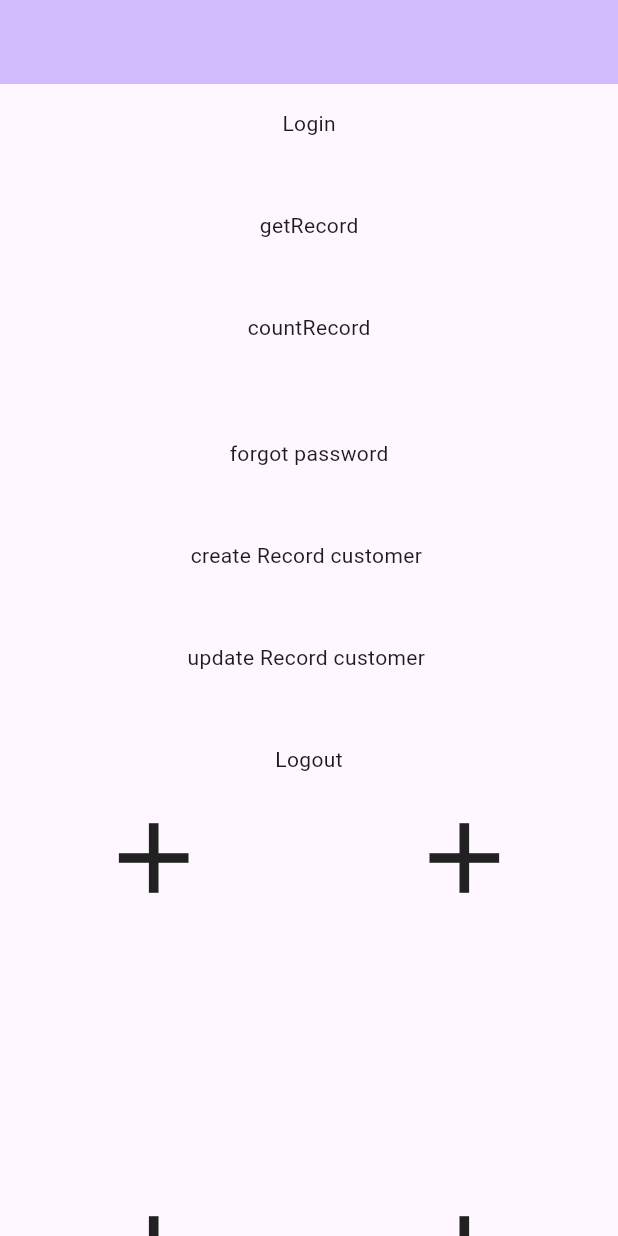
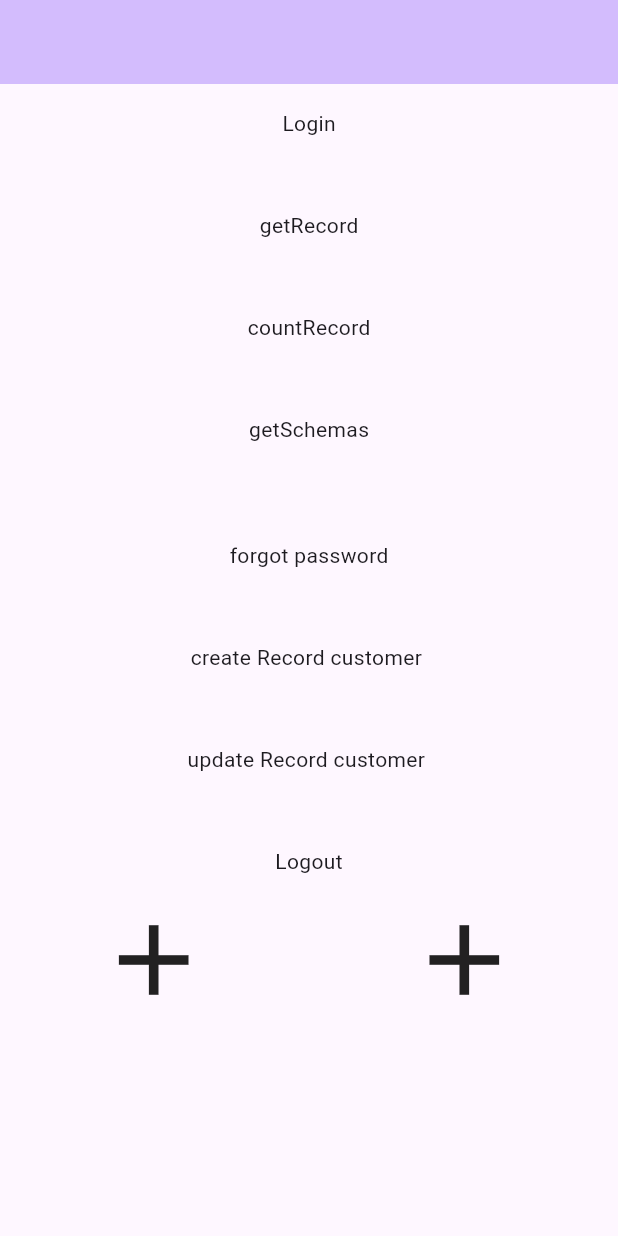
Before and after one commit to connect-x-team/connect-x-flutter-core-sdk, a Flutter app: the screen it shows after launch, on a phone screen of 412 x 824 dp. Run offline on Flutter 3.47's test engine with Material 3 defaults, Android fonts, the phone set to English and light mode, and no system bars; our stand-ins replace image_picker, shared_preferences.

Commit message:
add function getSchemas

```diff
--- a/example/mobile_test_package/lib/main.dart
+++ b/example/mobile_test_package/lib/main.dart
@@ -135,6 +135,21 @@ class _MyHomePageState extends State<MyHomePage> {
               SizedBox(
                 height: 16,
               ),
+              InkWell(
+                onTap: () async {
+                  dynamic res = await ConnectXMobileSDK().getschemas(
+                    object: 'lead',
+                  );
+                  print(res);
+                },
+                child: Container(
+                  padding: EdgeInsets.all(16),
+                  child: Text('getSchemas'),
+                ),
+              ),
+              SizedBox(
+                height: 16,
+              ),
               SizedBox(
                 height: 16,
               ),
--- a/lib/connect_x_sdk_test.dart
+++ b/lib/connect_x_sdk_test.dart
@@ -88,4 +88,11 @@ class ConnectXMobileSDK {
     dynamic response = await LoginRepositories().logout();
     return response;
   }
+
+  getschemas({required String object}) async {
+    dynamic response = await ObjectRepositories().getSchemas(
+      object: object,
+    );
+    return response;
+  }
 }
--- a/lib/src/repositories/object/_object_provider.dart
+++ b/lib/src/repositories/object/_object_provider.dart
@@ -58,4 +58,13 @@ class ObjectProvider {
     );
     return response;
   }
+
+  getSchemas({required String object}) async {
+    Uri url =
+        Uri.parse("${AppConfig.url}/connectx/api/object/$object/getSchemas");
+    dynamic response = await httpService.post(
+      url: url,
+    );
+    return response;
+  }
 }
--- a/lib/src/repositories/object/_object_repositories.dart
+++ b/lib/src/repositories/object/_object_repositories.dart
@@ -77,4 +77,13 @@ class ObjectRepositories {
       return e.toString();
     }
   }
+
+  getSchemas({required String object}) async {
+    try {
+      dynamic response = await objectProvider.getSchemas(object: object);
+      return json.decode(response.body);
+    } catch (e) {
+      return e.toString();
+    }
+  }
 }
--- a/pubspec.yaml
+++ b/pubspec.yaml
@@ -1,6 +1,6 @@
 name: connect_x_sdk_test
 description: "ConnectX SDK"
-version: 0.0.6
+version: 0.0.7
 homepage: https://github.com/connect-x-team/connect-x-flutter-core-sdk.git
 
 environment:
```
